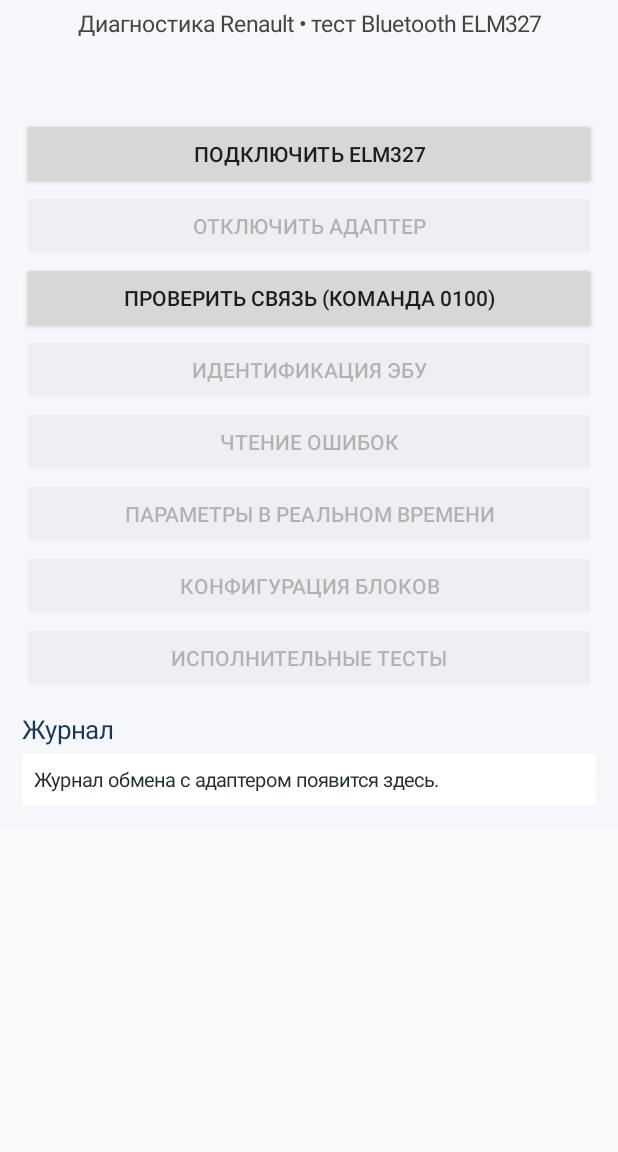
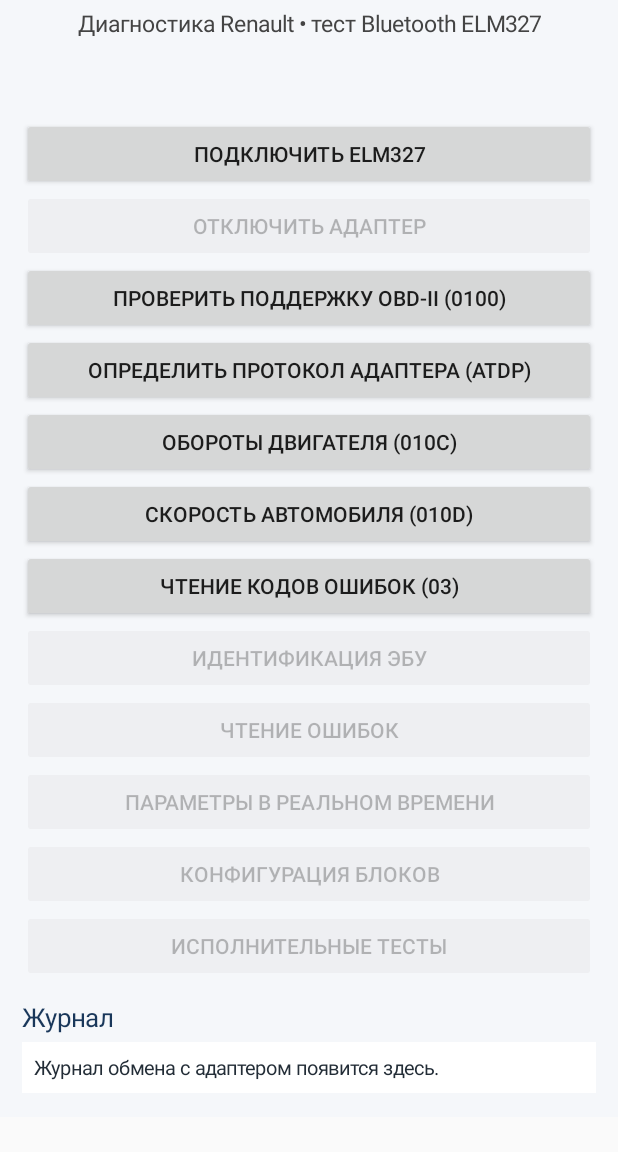
Before and after one commit to IBoombon/DDT4ALL-ChatGPT-android, an Android app: the screen it shows after launch (MainActivity), on a phone screen of 412 x 824 dp, the part 78-1230 px from its top. Run offline under Robolectric (Android 15) with nearby library versions, the phone set to English and light mode, and no system bars.

Commit message:
Add read-only OBD data and protocol queries

```diff
--- a/app/src/main/java/com/ddt4all/android/MainActivity.kt
+++ b/app/src/main/java/com/ddt4all/android/MainActivity.kt
@@ -33,6 +33,7 @@ class MainActivity : Activity() {
     private var input: InputStream? = null
     private var output: OutputStream? = null
     private var connectedDeviceName: String? = null
+    private val elmCommandLock = Any()
 
     private lateinit var status: TextView
     private lateinit var logView: TextView
@@ -83,8 +84,24 @@ class MainActivity : Activity() {
         }
 
         val testButton = Button(this).apply {
-            text = "Проверить связь (команда 0100)"
+            text = "Проверить поддержку OBD-II (0100)"
             setOnClickListener { runObdTest() }
+        }
+        val protocolButton = Button(this).apply {
+            text = "Определить протокол адаптера (ATDP)"
+            setOnClickListener { runReadOnlyCommand("Протокол адаптера", "ATDP") }
+        }
+        val rpmButton = Button(this).apply {
+            text = "Обороты двигателя (010C)"
+            setOnClickListener { runReadOnlyCommand("Обороты двигателя", "010C") }
+        }
+        val speedButton = Button(this).apply {
+            text = "Скорость автомобиля (010D)"
+            setOnClickListener { runReadOnlyCommand("Скорость автомобиля", "010D") }
+        }
+        val dtcButton = Button(this).apply {
+            text = "Чтение кодов ошибок (03)"
+            setOnClickListener { runReadOnlyCommand("Коды ошибок (режим 03)", "03") }
         }
 
         logView = TextView(this).apply {
@@ -101,6 +118,10 @@ class MainActivity : Activity() {
         content.addView(connectButton, matchWrap())
         content.addView(disconnectButton, matchWrap())
         content.addView(testButton, matchWrap())
+        content.addView(protocolButton, matchWrap())
+        content.addView(rpmButton, matchWrap())
+        content.addView(speedButton, matchWrap())
+        content.addView(dtcButton, matchWrap())
 
         val futureFeatures = listOf(
             "Идентификация ЭБУ",
@@ -248,6 +269,7 @@ class MainActivity : Activity() {
 
     private fun initializeElm327() {
         val commands = listOf("ATZ", "ATE0", "ATL0", "ATS0", "ATH0", "ATSP0")
+        synchronized(elmCommandLock) {
             for (command in commands) {
                 if (bluetoothSocket?.isConnected != true) return
                 try {
@@ -258,30 +280,84 @@ class MainActivity : Activity() {
                     return
                 }
             }
+        }
         runOnUiThread { appendLog("Инициализация ELM327 завершена. Можно выполнить проверку 0100.") }
     }
 
     private fun runObdTest() {
+        runReadOnlyCommand("Поддержка стандартных PID", "0100")
+    }
+
+    private fun runReadOnlyCommand(label: String, command: String) {
         if (bluetoothSocket?.isConnected != true) {
             appendLog("Сначала подключите ELM327.")
             return
         }
-        thread(name = "elm327-obd-test") {
+        thread(name = "elm327-read-only") {
             try {
-                val response = sendCommand("0100", 5000)
+                val response = synchronized(elmCommandLock) {
+                    if (bluetoothSocket?.isConnected != true) {
+                        throw IOException("Bluetooth-соединение отсутствует")
+                    }
+                    sendCommand(command, 6000)
+                }
                 runOnUiThread {
-                    appendLog("> 0100\n${response.ifBlank { "(ответ не получен)" }}")
-                    if (response.contains("41 00", ignoreCase = true) ||
-                        response.contains("4100", ignoreCase = true)
-                    ) {
-                        appendLog("Получен ответ на запрос поддерживаемых параметров OBD-II.")
-                    } else {
-                        appendLog("Ответ не подтверждает успешный OBD-II запрос. Для Renault могут потребоваться другие протоколы/инициализация.")
+                    appendLog("> $command ($label)\n\${response.ifBlank { "(ответ не получен до таймаута)" }}")
+                    appendLog(formatReadOnlyResult(command, response))
+                }
+            } catch (e: Exception) {
+                runOnUiThread { appendLog("Ошибка $label: \${e.message}") }
             }
         }
-            } catch (e: Exception) {
-                runOnUiThread { appendLog("Ошибка теста 0100: ${e.message}") }
     }
+
+    private fun formatReadOnlyResult(command: String, response: String): String {
+        val compact = response.uppercase().replace(Regex("[^0-9A-F]"), "")
+        return when (command) {
+            "ATDP" -> if (response.isBlank()) {
+                "Адаптер не сообщил название протокола."
+            } else {
+                "Ответ адаптера о протоколе: \${response.trim()}"
+            }
+            "0100" -> {
+                val match = Regex("4100([0-9A-F]{8})").find(compact)
+                if (match != null) {
+                    val mask = match.groupValues[1]
+                    if (mask == "00000000") {
+                        "ЭБУ вернул нулевую маску поддерживаемых PID. Это не доказывает отсутствие связи с Renault ЭБУ."
+                    } else {
+                        "Получена маска поддерживаемых PID: $mask"
+                    }
+                } else {
+                    "Не удалось распознать стандартный ответ 0100. Сохрани сырой ответ для анализа."
+                }
+            }
+            "010C" -> {
+                val match = Regex("410C([0-9A-F]{4})").find(compact)
+                if (match != null) {
+                    val value = match.groupValues[1].toLong(16)
+                    val rpm = value / 4.0
+                    "Расчётные обороты двигателя: \${"%.0f".format(java.util.Locale.US, rpm)} об/мин."
+                } else {
+                    "Обороты не распознаны. Возможны NO DATA, неподдерживаемый PID или ответ другого формата."
+                }
+            }
+            "010D" -> {
+                val match = Regex("410D([0-9A-F]{2})").find(compact)
+                if (match != null) {
+                    "Расчётная скорость: \${match.groupValues[1].toInt(16)} км/ч."
+                } else {
+                    "Скорость не распознана. Возможны NO DATA, неподдерживаемый PID или ответ другого формата."
+                }
+            }
+            "03" -> {
+                if (response.contains("NO DATA", ignoreCase = true) || response.isBlank()) {
+                    "ЭБУ не вернул коды ошибок в стандартном режиме 03. Это ещё не означает, что ошибок нет в блоках Renault."
+                } else {
+                    "Получен сырой ответ режима чтения кодов неисправностей. Автоматическая расшифровка будет добавлена после проверки форматов ответов."
+                }
+            }
+            else -> "Получен ответ: \${response.ifBlank { "(нет ответа)" }}"
         }
     }
 
```
Lines whose indentation alone changed are shown as unchanged.
